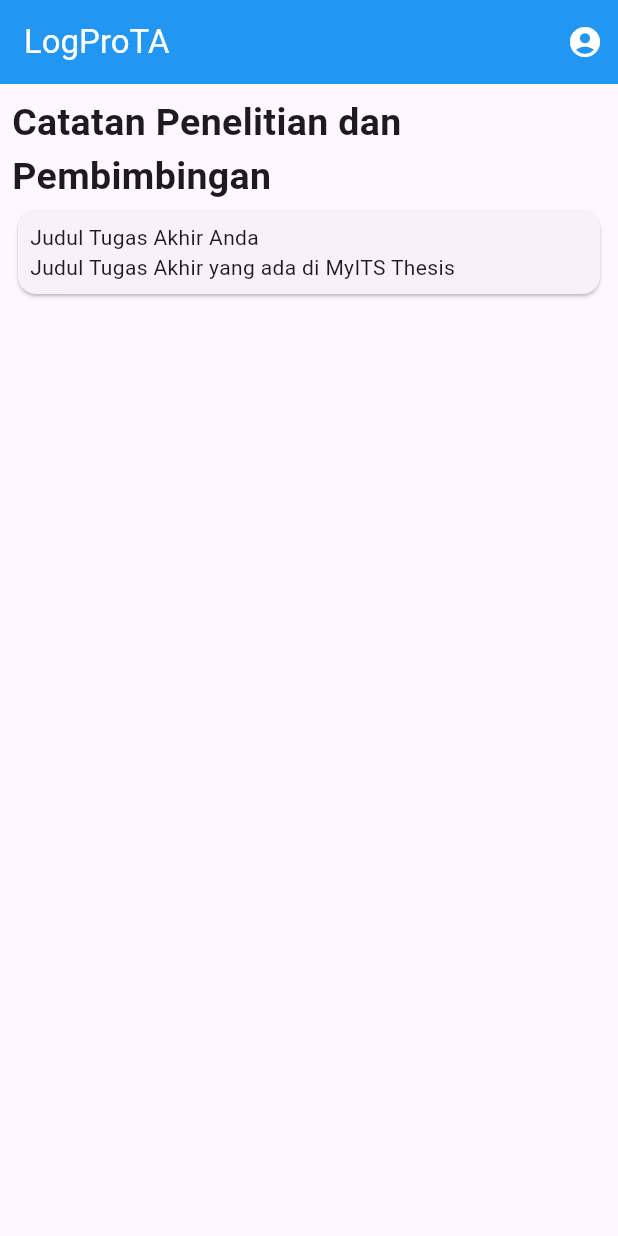
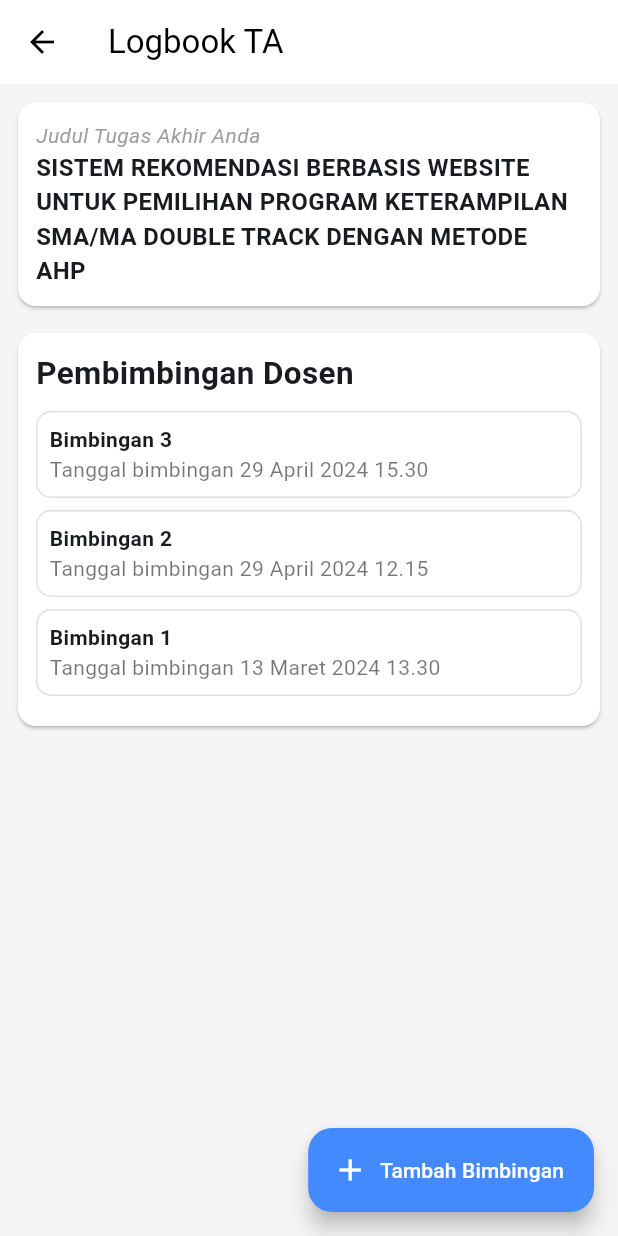
Before and after one commit to abhiramadamas/FP-PPB, a Flutter app: the LogbookPage screen opened directly, on a phone screen of 412 x 824 dp. Run offline on Flutter 3.47's test engine with Material 3 defaults, Android fonts, the phone set to English and light mode, and no system bars.

Commit message:
feat: add main navigation and logbook page

```diff
--- a/lib/pages/logbook_page.dart
+++ /dev/null
@@ -1,57 +0,0 @@
-import 'package:flutter/material.dart';
-
-class LogbookPage extends StatelessWidget {
-  const LogbookPage({super.key});
-
-  @override
-  Widget build(BuildContext context) {
-    return Scaffold(
-      appBar: AppBar(
-        title: const Text(
-          "LogProTA",
-          style: TextStyle(color: Colors.white),
-        ),
-        backgroundColor: Colors.blue,
-        actions: const [
-          Padding(
-            padding: EdgeInsets.all(10.0),
-            child: Icon(
-              Icons.account_circle,
-              color: Colors.white,
-            ),
-          ),
-        ],
-      ),
-      body: const Padding(
-        padding: EdgeInsets.all(8.0),
-        child: Column(
-          crossAxisAlignment: CrossAxisAlignment.stretch,
-          children: [
-            Text(
-              "Catatan Penelitian dan Pembimbingan",
-              style: TextStyle(
-                fontSize: 25.0,
-                fontWeight: FontWeight.bold,
-              ),
-            ),
-            Card(
-              child: Padding(
-                padding: EdgeInsets.all(8.0),
-                child: Column(
-                  crossAxisAlignment: CrossAxisAlignment.start,
-                  mainAxisSize: MainAxisSize.min,
-                  children: [
-                    Text("Judul Tugas Akhir Anda"),
-                    Text(
-                      "Judul Tugas Akhir yang ada di MyITS Thesis",
-                    ),
-                  ],
-                ),
-              ),
-            ),
-          ],
-        ),
-      ),
-    );
-  }
-}
--- /dev/null
+++ b/lib/ui/views/logbook_page.dart
@@ -0,0 +1,136 @@
+import 'package:flutter/material.dart';
+
+class LogbookPage extends StatelessWidget {
+  const LogbookPage({super.key});
+
+  @override
+  Widget build(BuildContext context) {
+    return Scaffold(
+      appBar: AppBar(
+        title: const Text(
+          "Logbook TA",
+        ),
+        //actions: const [
+        //  Padding(
+        //    padding: EdgeInsets.all(10.0),
+        //    child: Icon(
+        //      Icons.account_circle,
+        //    ),
+        //  ),
+        //],
+      ),
+      body: SingleChildScrollView(
+        child: Padding(
+          padding: const EdgeInsets.all(8.0),
+          child: Column(
+            crossAxisAlignment: CrossAxisAlignment.stretch,
+            children: [
+              Card(
+                child: Padding(
+                  padding: const EdgeInsets.all(12.0),
+                  child: Column(
+                    crossAxisAlignment: CrossAxisAlignment.start,
+                    mainAxisSize: MainAxisSize.min,
+                    children: [
+                      const Text(
+                        "Judul Tugas Akhir Anda",
+                        style: TextStyle(
+                          fontStyle: FontStyle.italic,
+                          color: Colors.grey,
+                        ),
+                      ),
+                      Text(
+                        'Sistem Rekomendasi Berbasis Website Untuk Pemilihan Program Keterampilan SMA/MA Double Track dengan Metode AHP'
+                            .toUpperCase(),
+                        style: const TextStyle(
+                          fontSize: 16.0,
+                          fontWeight: FontWeight.bold,
+                        ),
+                      ),
+                    ],
+                  ),
+                ),
+              ),
+              const SizedBox(height: 10.0),
+              const Card(
+                child: Padding(
+                  padding: EdgeInsets.all(12.0),
+                  child: Column(
+                    crossAxisAlignment: CrossAxisAlignment.stretch,
+                    children: [
+                      Text(
+                        "Pembimbingan Dosen",
+                        style: TextStyle(
+                            fontWeight: FontWeight.bold, fontSize: 21.0),
+                      ),
+                      SizedBox(height: 10.0),
+                      LogbookItemCard(
+                          createdAt: "29 April 2024 15.30", number: 3),
+                      SizedBox(height: 8.0),
+                      LogbookItemCard(
+                          createdAt: "29 April 2024 12.15", number: 2),
+                      SizedBox(height: 8.0),
+                      LogbookItemCard(
+                          createdAt: "13 Maret 2024 13.30", number: 1),
+                      SizedBox(height: 8.0),
+                    ],
+                  ),
+                ),
+              ),
+            ],
+          ),
+        ),
+      ),
+      floatingActionButton: FloatingActionButton.extended(
+        label: const Text("Tambah Bimbingan"),
+        icon: const Icon(Icons.add),
+        onPressed: () {},
+      ),
+    );
+  }
+}
+
+class LogbookItemCard extends StatelessWidget {
+  final String createdAt;
+  final int number;
+  const LogbookItemCard(
+      {super.key, required this.createdAt, required this.number});
+
+  @override
+  Widget build(BuildContext context) {
+    return GestureDetector(
+      onTap: () {
+        print("hello tanpped");
+      },
+      child: Container(
+        decoration: BoxDecoration(
+          border: Border.all(
+            color: Colors.black12,
+            width: 1.0,
+          ),
+          borderRadius: BorderRadius.circular(10.0),
+        ),
+        child: Padding(
+          padding: const EdgeInsets.all(8.0),
+          child: Column(
+            crossAxisAlignment: CrossAxisAlignment.start,
+            children: [
+              Text(
+                "Bimbingan ${number.toString()}",
+                style: const TextStyle(
+                  fontWeight: FontWeight.bold,
+                ),
+              ),
+              Text(
+                "Tanggal bimbingan $createdAt",
+                style: const TextStyle(
+                  color: Colors.black54,
+                ),
+              ),
+            ],
+          ),
+        ),
+      ),
+    );
+  }
+}
```
Also changed, not shown: lib/main.dart (+17 -3 lines), lib/ui/components/main_navigation.dart (added, +53 -0 lines).
